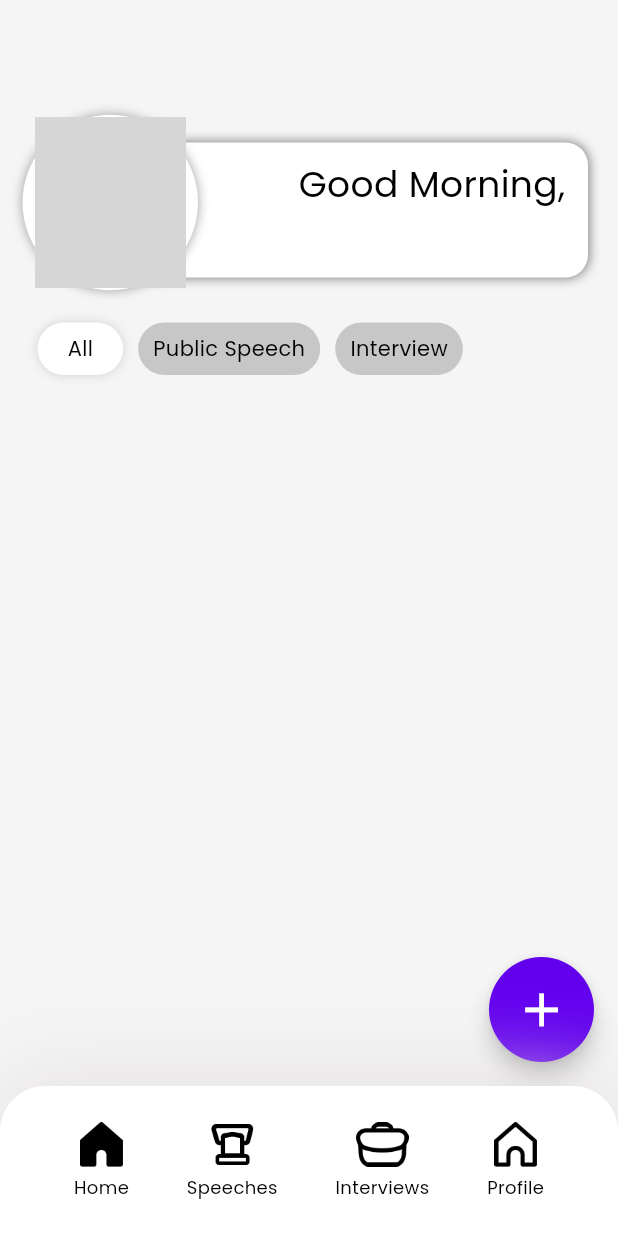
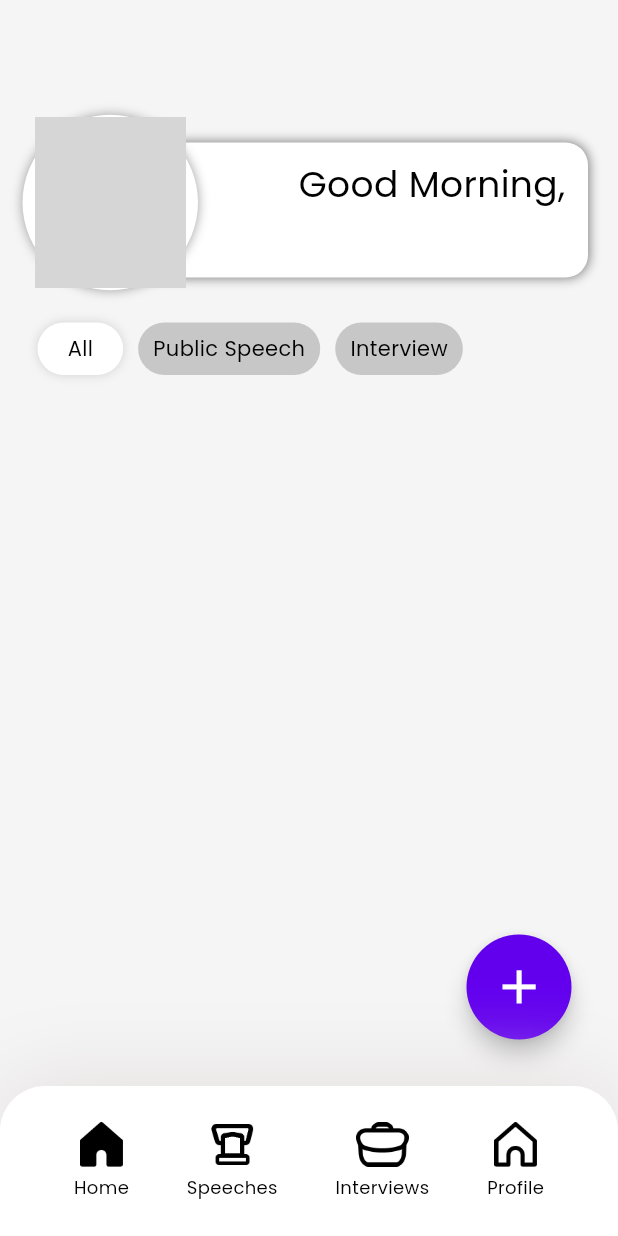
Before and after one commit to SpeakUP-Mobile/SpeakUP-App, a Flutter app: the screen it shows once a user with an empty profile is signed in, on a phone screen of 412 x 824 dp. Run offline on Flutter 3.47's test engine with Material 3 defaults, Android fonts, the phone set to English and light mode, and no system bars; our stand-ins replace cloud_firestore, firebase_auth, firebase_core, get, image_picker, simple_gradient_text and 1 more; missing offline and left inert: video_thumbnail; accounts and stored records are empty; network calls fail; grey boxes are pictures that could not be loaded.

Commit message:
Minor changes to create recording button

```diff
--- a/lib/recordings_screen/recordings_page.dart
+++ b/lib/recordings_screen/recordings_page.dart
@@ -41,7 +41,9 @@ class RecordingsPage extends GetView<RecordingsController> {
           );
         })
       ]),
-      floatingActionButton: SizedBox(
+      floatingActionButton: Padding(
+        padding: const EdgeInsets.only(bottom: 15, right: 15),
+        child: SizedBox(
           height: 70,
           width: 70,
           child: FittedBox(
@@ -52,6 +54,7 @@ class RecordingsPage extends GetView<RecordingsController> {
               child: const Icon(
                 Icons.add,
                 size: 30,
+              ),
             ),
           ),
         ),
```
Also changed, not shown: pubspec.lock, 1 other file. Lines whose indentation alone changed are shown as unchanged.
